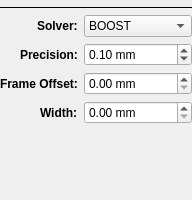
Above: plugins/gcode/voroni/voronoiform.ui from XRay3D/GERBER_X3 before the change. Below: the same form after it.
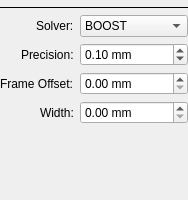
That is the form after the change. Custom widgets are drawn as their Qt base class.

```diff
--- a/plugins/gcode/voroni/voronoiform.ui
+++ b/plugins/gcode/voroni/voronoiform.ui
@@ -44,11 +44,7 @@
    </item>
    <item row="2" column="0">
     <widget class="QLabel" name="label_7">
-     <property name="font">
-      <font>
-       <bold>true</bold>
-      </font>
-     </property>
+     
      <property name="text">
       <string>Solver:</string>
      </property>
@@ -70,11 +66,7 @@
    </item>
    <item row="3" column="0">
     <widget class="QLabel" name="label_4">
-     <property name="font">
-      <font>
-       <bold>true</bold>
-      </font>
-     </property>
+     
      <property name="text">
       <string>Precision:</string>
      </property>
@@ -104,11 +96,7 @@
    </item>
    <item row="4" column="0">
     <widget class="QLabel" name="label_8">
-     <property name="font">
-      <font>
-       <bold>true</bold>
-      </font>
-     </property>
+     
      <property name="text">
       <string>Frame Offset:</string>
      </property>
@@ -129,11 +117,7 @@
    </item>
    <item row="5" column="0">
     <widget class="QLabel" name="label_5">
-     <property name="font">
-      <font>
-       <bold>true</bold>
-      </font>
-     </property>
+     
      <property name="text">
       <string>Width:</string>
      </property>
```
